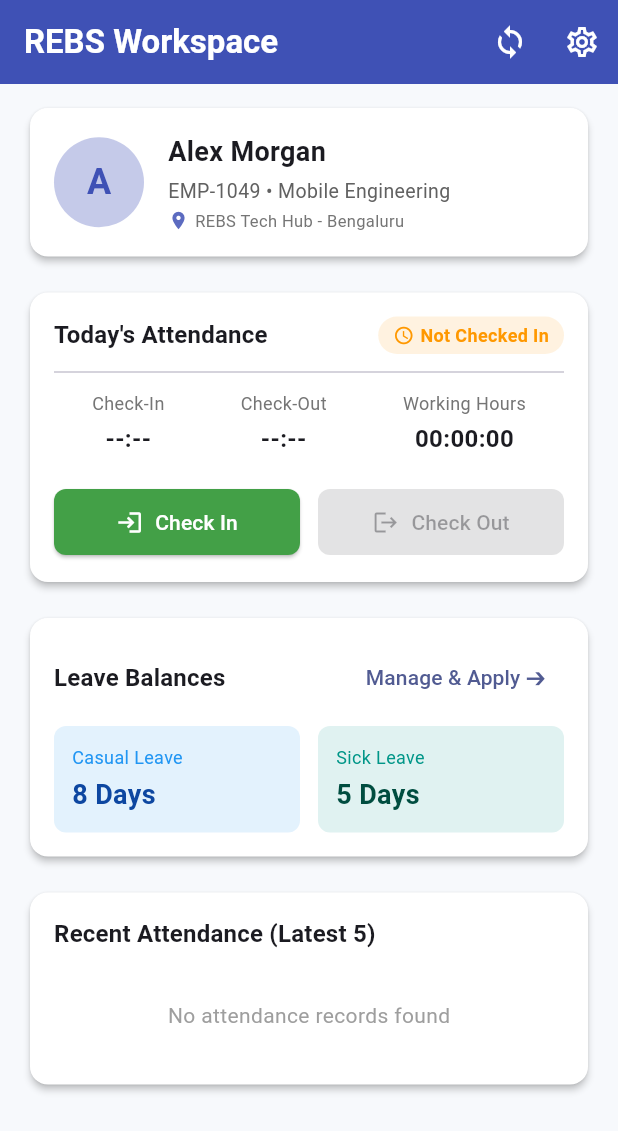
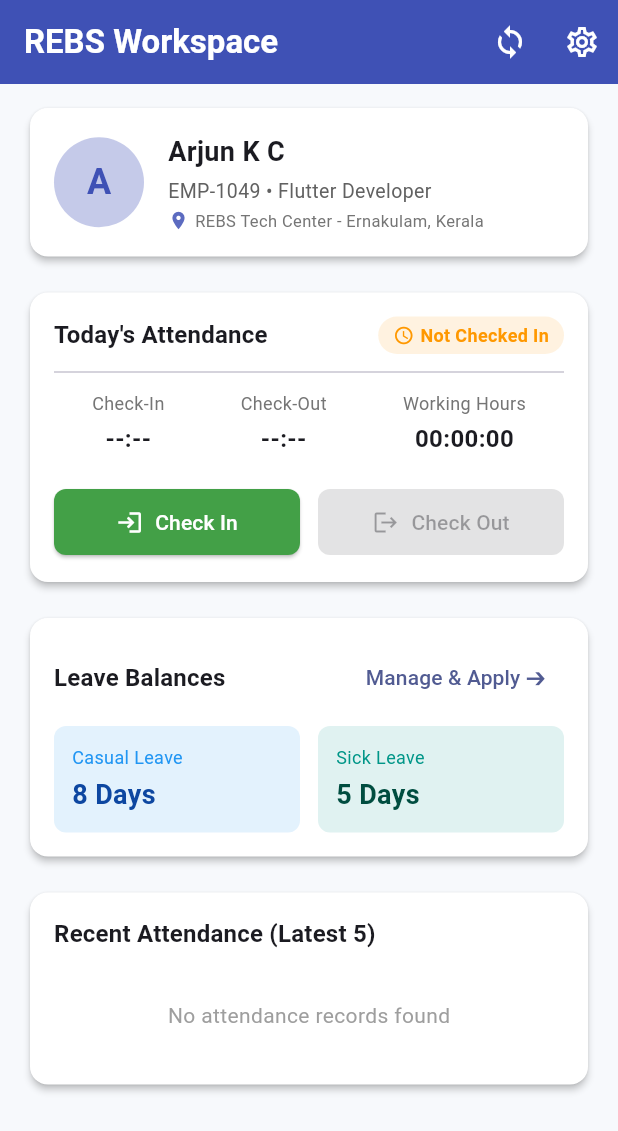
Before and after one commit to kcaju/REBS_Employee_app, a Flutter app: the screen it shows after launch, in the side drawer, after a tap on "Manage & Apply ➔", on a phone screen of 412 x 824 dp. Shown: the top 1131 px of the screen. Run offline on Flutter 3.47's test engine with Material 3 defaults, Android fonts, the phone set to English and light mode, and no system bars; our stand-ins replace connectivity_plus, dio, equatable, flutter_bloc, geolocator, shelf and 1 more; missing offline and left inert: shelf_router; accounts and stored records are empty; network calls fail.

Commit message:
feat(profile): update employee to Arjun K C, Flutter Developer at Ernakulam, Kerala (Lat: 9.9816, Lng: 76.2999)

```diff
--- a/lib/core/services/location_service.dart
+++ b/lib/core/services/location_service.dart
@@ -43,9 +43,9 @@ class LocationService {
   static bool simulateInsideOffice =
       true; // True = within 200m; False = 1200m away
 
-  // Default office location: Bengaluru Tech Hub
-  static const double defaultOfficeLat = 12.9716;
-  static const double defaultOfficeLng = 77.5946;
+  // Default office location: Ernakulam, Kerala
+  static const double defaultOfficeLat = 9.9816;
+  static const double defaultOfficeLng = 76.2999;
   static const double defaultRadiusMeters = 200.0;
 
   Future<LocationResult> getCurrentLocationAndValidate({
--- a/lib/features/dashboard/data/dashboard_repository_impl.dart
+++ b/lib/features/dashboard/data/dashboard_repository_impl.dart
@@ -27,17 +27,17 @@ class DashboardRepository {
       // 3. Fallback default preconfigured employee
       return const EmployeeProfile(
         id: 'EMP-1049',
-        name: 'Alex Morgan',
-        email: 'alex.morgan@rebs.io',
+        name: 'Arjun K C',
+        email: 'arjun.kc@rebs.io',
         department: 'Mobile Engineering',
-        role: 'Senior Flutter Engineer',
+        role: 'Flutter Developer',
         casualLeaveRemaining: 8,
         sickLeaveRemaining: 5,
         officeConfig: OfficeConfig(
-          latitude: 12.9716,
-          longitude: 77.5946,
+          latitude: 9.9816,
+          longitude: 76.2999,
           radiusMeters: 200.0,
-          officeName: 'REBS Tech Hub - Bengaluru',
+          officeName: 'REBS Tech Center - Ernakulam, Kerala',
           timezone: 'Asia/Kolkata',
         ),
       );
--- a/lib/features/dashboard/presentation/dashboard_screen.dart
+++ b/lib/features/dashboard/presentation/dashboard_screen.dart
@@ -230,12 +230,12 @@ class _DashboardScreenState extends State<DashboardScreen> {
                     crossAxisAlignment: CrossAxisAlignment.start,
                     children: [
                       Text(
-                        profile?.name ?? 'Alex Morgan',
+                        profile?.name ?? 'Arjun K C',
                         style: const TextStyle(fontSize: 18, fontWeight: FontWeight.bold),
                       ),
                       const SizedBox(height: 4),
                       Text(
-                        '${profile?.id ?? "EMP-1049"} • ${profile?.department ?? "Engineering"}',
+                        '${profile?.id ?? "EMP-1049"} • ${profile?.role ?? "Flutter Developer"}',
                         style: TextStyle(color: Colors.grey.shade700, fontSize: 13),
                       ),
                       const SizedBox(height: 2),
@@ -245,7 +245,7 @@ class _DashboardScreenState extends State<DashboardScreen> {
                           const SizedBox(width: 4),
                           Expanded(
                             child: Text(
-                              profile?.officeConfig.officeName ?? 'Bengaluru HQ (200m Geofence)',
+                              profile?.officeConfig.officeName ?? 'Ernakulam Hub (200m Geofence)',
                               style: TextStyle(color: Colors.grey.shade600, fontSize: 11),
                               overflow: TextOverflow.ellipsis,
                             ),
--- a/lib/features/dev_settings/dev_drawer.dart
+++ b/lib/features/dev_settings/dev_drawer.dart
@@ -63,7 +63,7 @@ class _DevSettingsDrawerState extends State<DevSettingsDrawer> {
               RadioListTile<bool>(
                 contentPadding: EdgeInsets.zero,
                 title: const Text('Inside Office (<= 200m)'),
-                subtitle: const Text('Lat: 12.9716, Lng: 77.5946 (0m away)'),
+                subtitle: const Text('Ernakulam (Lat: 9.9816, Lng: 76.2999)'),
                 value: true,
                 groupValue: LocationService.simulateInsideOffice,
                 onChanged: (val) {
```
Also changed, not shown: lib/server/embedded_mock_server.dart (+26 -26 lines).
